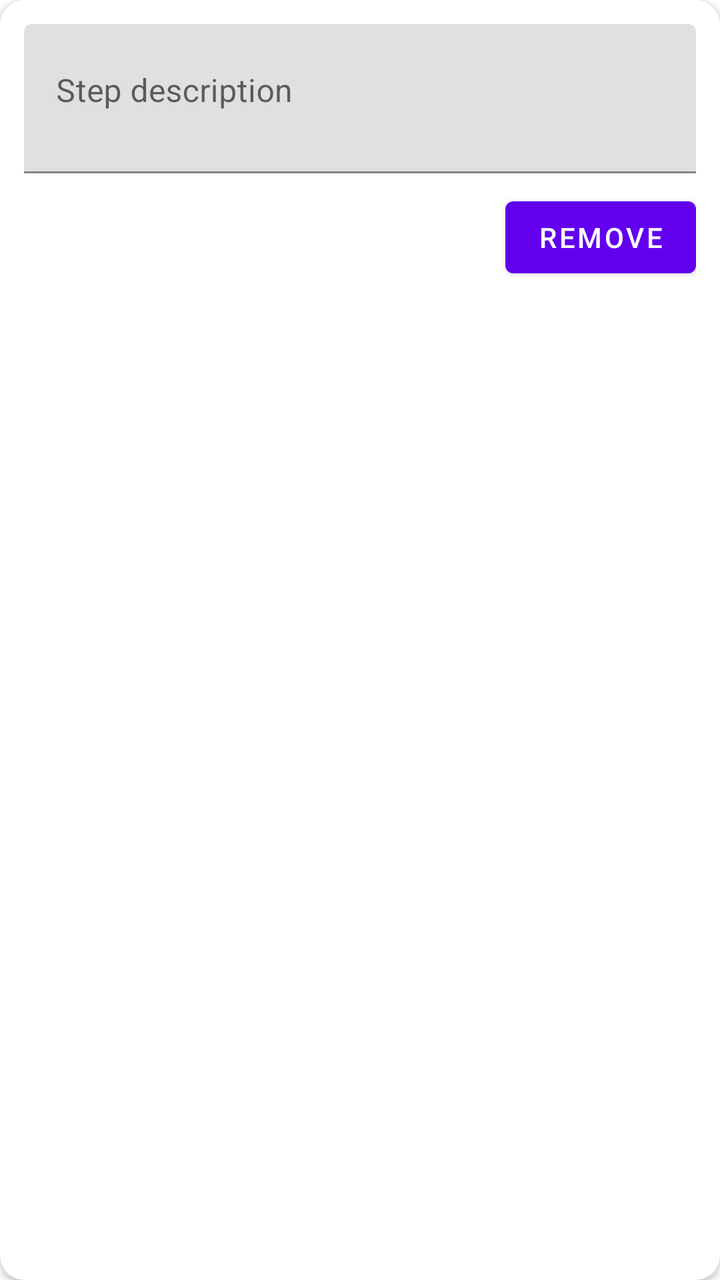
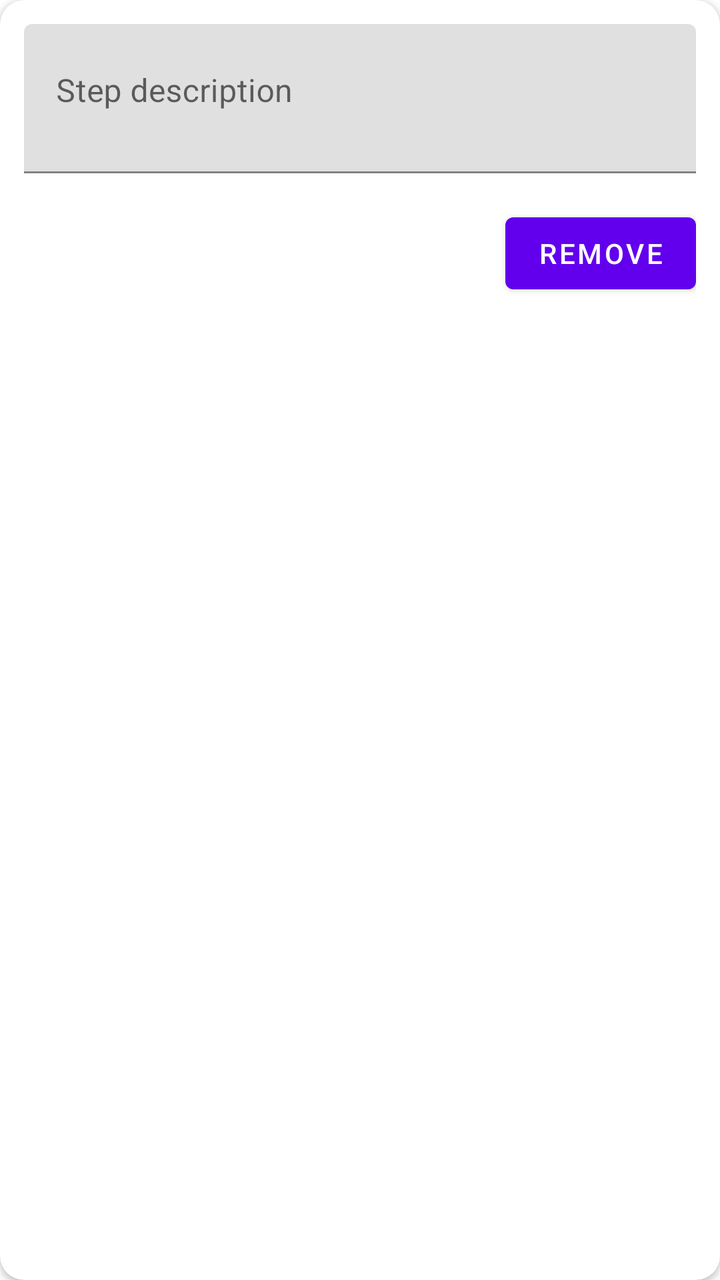

An Android layout rendered at two revisions. The XML below is the earlier revision; the diff shows what the commit changed to produce the second picture.
<!-- AndroidManifest.xml: application theme Theme.AbiCook -->
<!-- res/layout/item_step_input.xml -->
<?xml version="1.0" encoding="utf-8"?>
<androidx.cardview.widget.CardView xmlns:android="http://schemas.android.com/apk/res/android"
    xmlns:card_view="http://schemas.android.com/apk/res-auto"
    android:layout_width="match_parent"
    android:layout_height="wrap_content"
    android:layout_marginTop="8dp"
    card_view:cardCornerRadius="12dp"
    card_view:cardElevation="2dp">

    <LinearLayout
        android:orientation="vertical"
        android:padding="12dp"
        android:layout_width="match_parent"
        android:layout_height="wrap_content">

        <com.google.android.material.textfield.TextInputLayout
            android:layout_width="match_parent"
            android:layout_height="wrap_content"
            android:hint="Step description">

            <com.google.android.material.textfield.TextInputEditText
                android:id="@+id/etStepDescription"
                android:layout_width="match_parent"
                android:layout_height="wrap_content"
                android:minLines="2"
                android:gravity="top"
                android:inputType="textMultiLine" />
        </com.google.android.material.textfield.TextInputLayout>

        <com.google.android.material.button.MaterialButton
            android:id="@+id/btnRemoveStep"
            android:layout_width="wrap_content"
            android:layout_height="wrap_content"
            android:layout_marginTop="8dp"
            android:text="Remove"
            android:layout_gravity="end" />
    </LinearLayout>
</androidx.cardview.widget.CardView>
<!-- resources referenced by this layout -->
<resources>
  <style name="Theme.AbiCook" parent="Theme.MaterialComponents.DayNight.DarkActionBar">
          
          <item name="colorPrimary">@color/purple_500</item>
          <item name="colorPrimaryVariant">@color/purple_700</item>
          <item name="colorOnPrimary">@color/white</item>
          
          <item name="colorSecondary">@color/teal_200</item>
          <item name="colorSecondaryVariant">@color/teal_700</item>
          <item name="colorOnSecondary">@color/black</item>
          
          <item name="android:statusBarColor">?attr/colorPrimaryVariant</item>
          
      </style>
  <color name="purple_500">#FF6200EE</color>
  <color name="purple_700">#FF3700B3</color>
  <color name="white">#FFFFFFFF</color>
  <color name="teal_200">#FF03DAC5</color>
  <color name="teal_700">#FF018786</color>
  <color name="black">#FF000000</color>
</resources>

<!-- the commit's change to res/layout/item_step_input.xml (unified diff, before → after) -->
@@ -1,6 +1,7 @@
 <?xml version="1.0" encoding="utf-8"?>
 <androidx.cardview.widget.CardView xmlns:android="http://schemas.android.com/apk/res/android"
     xmlns:card_view="http://schemas.android.com/apk/res-auto"
+    xmlns:app="http://schemas.android.com/apk/res-auto"
     android:layout_width="match_parent"
     android:layout_height="wrap_content"
     android:layout_marginTop="8dp"
@@ -27,6 +28,16 @@
                 android:inputType="textMultiLine" />
         </com.google.android.material.textfield.TextInputLayout>
 
+        
+        <com.google.android.material.chip.ChipGroup
+            android:id="@+id/chipGroupIngredients"
+            android:layout_width="match_parent"
+            android:layout_height="wrap_content"
+            android:layout_marginTop="8dp"
+            app:singleLine="true"
+            app:chipSpacingHorizontal="8dp"
+            app:chipSpacingVertical="4dp" />
+
         <com.google.android.material.button.MaterialButton
             android:id="@+id/btnRemoveStep"
             android:layout_width="wrap_content"
